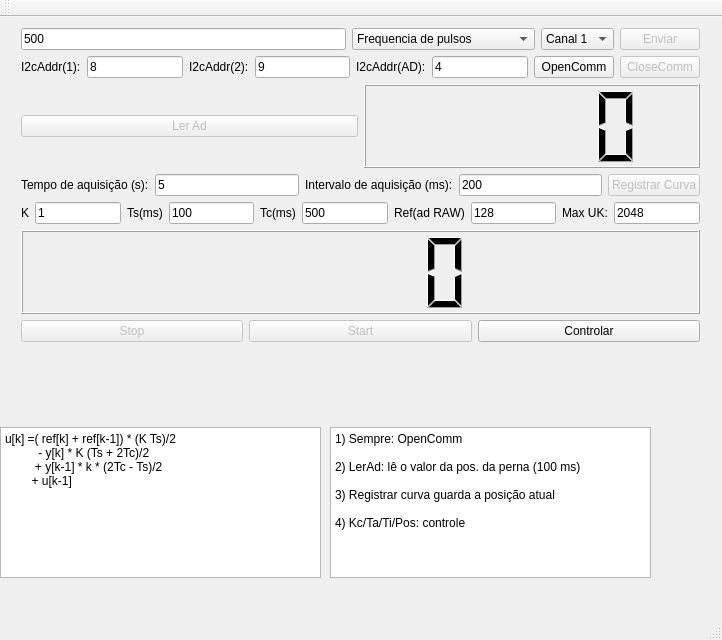
This is controlador_qt/src/mainwindow.ui in xtarke/estimulator as Qt 5 draws it before an edit. The edited form follows.
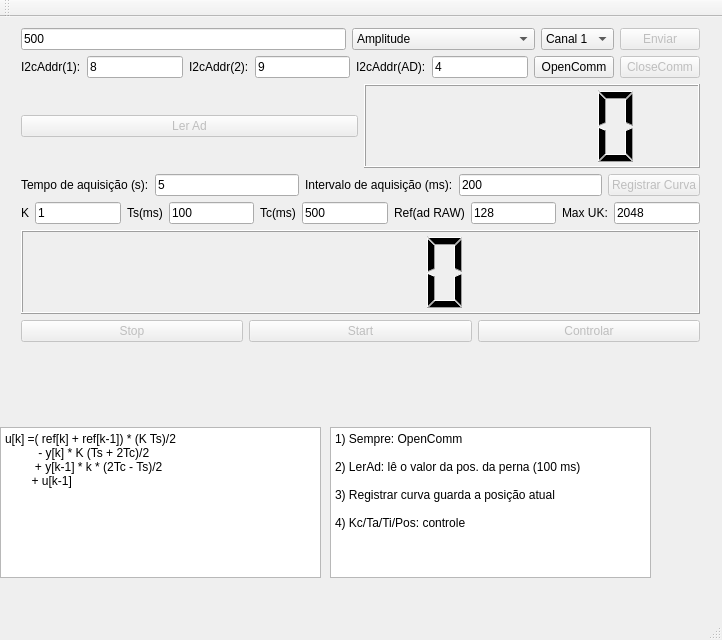
This is the edited form.

Commit message: Added outfile in control

The edit to the form file:
```diff
--- a/controlador_qt/src/mainwindow.ui
+++ b/controlador_qt/src/mainwindow.ui
@@ -35,6 +35,11 @@
        </item>
        <item>
         <widget class="QComboBox" name="comboBox">
+         <item>
+          <property name="text">
+           <string>Amplitude</string>
+          </property>
+         </item>
          <item>
           <property name="text">
            <string>Frequencia de pulsos</string>
@@ -368,7 +373,7 @@
        <item>
         <widget class="QPushButton" name="pushButtonControl">
          <property name="enabled">
-          <bool>true</bool>
+          <bool>false</bool>
          </property>
          <property name="text">
           <string>Controlar</string>
```
Left out of the diff: 5 changed lines with no effect on the pictures. The commit also changes 2 other files.
